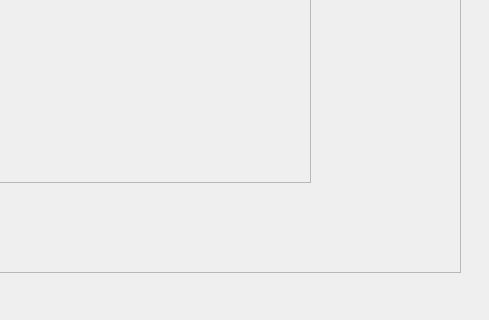
This is COMP_3004_Team_24/mainwindow.ui in sidbmw/Neureset_Device_Simulator as Qt 5 draws it before an edit; both pictures show x 310 to 799 and y 138 to 458 of the 799 by 591 pixel window. The edited form follows.
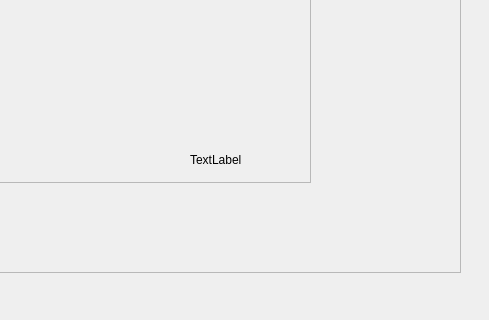
This is the edited form. Icons and pictures are not drawn.

Commit message: Added date and timer functionality

Patch:
```diff
--- a/COMP_3004_Team_24/mainwindow.ui
+++ b/COMP_3004_Team_24/mainwindow.ui
@@ -44,6 +44,19 @@
      <property name="frameShadow">
       <enum>QFrame::Raised</enum>
      </property>
+     <widget class="QLabel" name="dateAndTimeDisplay">
+      <property name="geometry">
+       <rect>
+        <x>360</x>
+        <y>190</y>
+        <width>101</width>
+        <height>16</height>
+       </rect>
+      </property>
+      <property name="text">
+       <string>TextLabel</string>
+      </property>
+     </widget>
     </widget>
     <widget class="QPushButton" name="menu">
      <property name="geometry">
```
Left out of the diff: 2 changed lines with no effect on the pictures. The commit also changes 2 other files.
